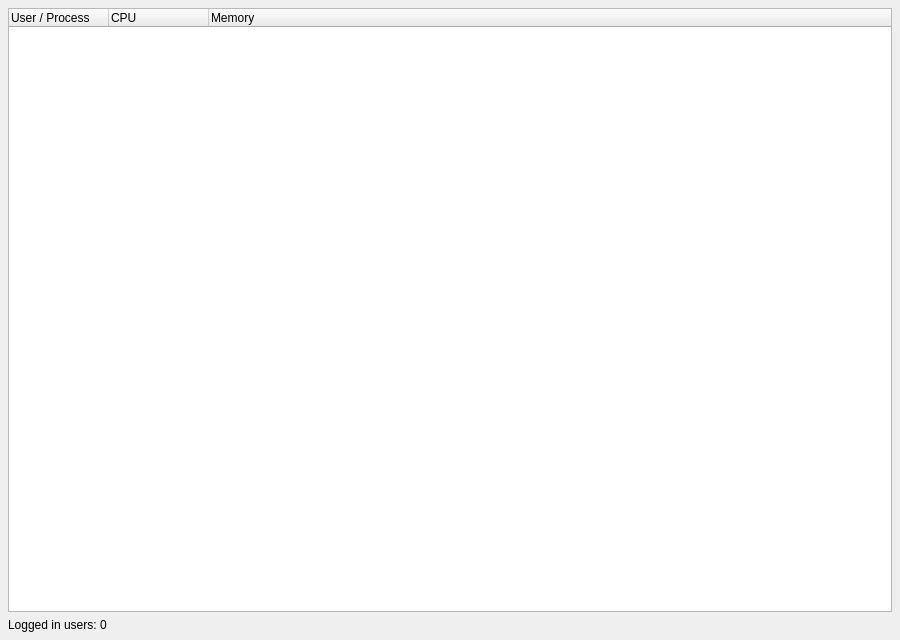
Old version of the form src/userswidget.ui in the repository wholikeel/TuxManager.
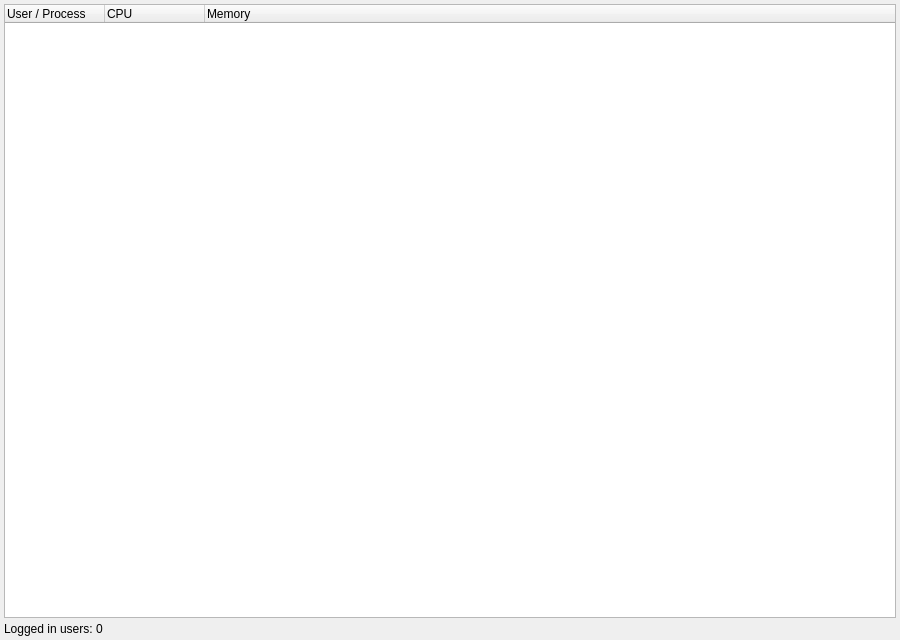
New version of the form.

```diff
--- a/src/userswidget.ui
+++ b/src/userswidget.ui
@@ -11,11 +11,21 @@
    </rect>
   </property>
   <layout class="QVBoxLayout" name="verticalLayout">
-   <property name="leftMargin"><number>8</number></property>
-   <property name="topMargin"><number>8</number></property>
-   <property name="rightMargin"><number>8</number></property>
-   <property name="bottomMargin"><number>8</number></property>
-   <property name="spacing"><number>6</number></property>
+   <property name="spacing">
+    <number>4</number>
+   </property>
+   <property name="leftMargin">
+    <number>4</number>
+   </property>
+   <property name="topMargin">
+    <number>4</number>
+   </property>
+   <property name="rightMargin">
+    <number>4</number>
+   </property>
+   <property name="bottomMargin">
+    <number>4</number>
+   </property>
    <item>
     <widget class="QTreeWidget" name="treeWidget">
      <property name="alternatingRowColors"><bool>true</bool></property>
```
Left out of the diff: 28 changed lines with no effect on the pictures.
